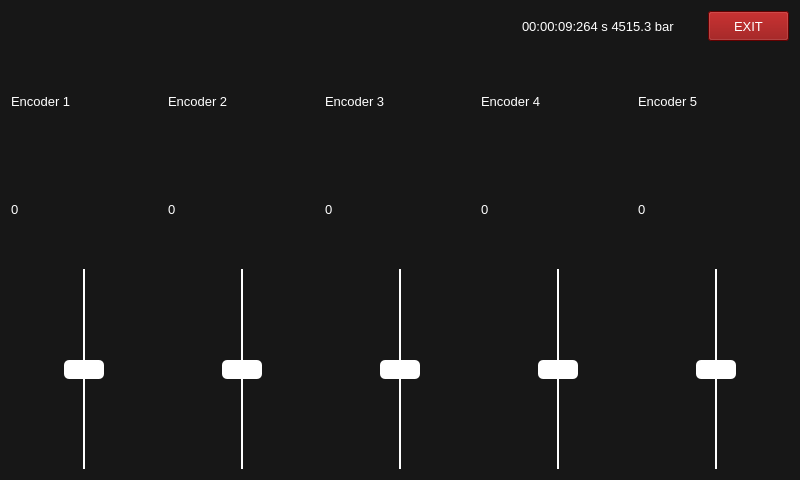
The window that src/ui/mainwindow.ui (MrFrangipane/frangitron-raspberry) describes before a commit, drawn with Qt 5.
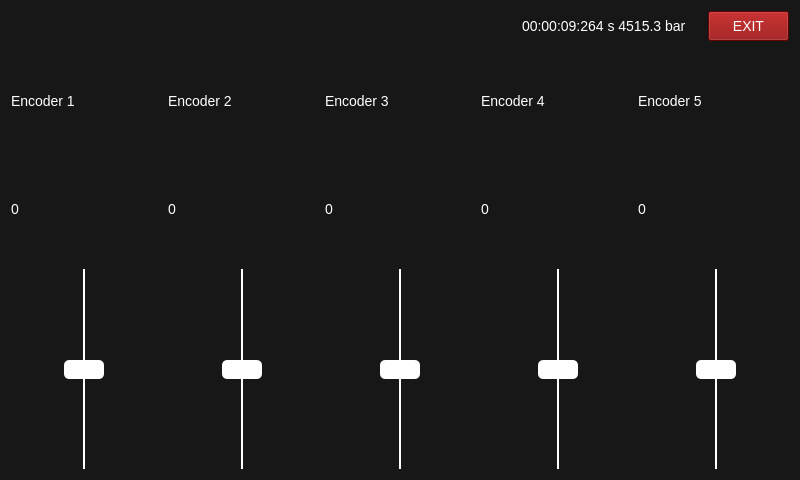
The same window after the commit. Custom widgets are drawn as their Qt base class.

Patch:
```diff
--- a/src/ui/mainwindow.ui
+++ b/src/ui/mainwindow.ui
@@ -15,7 +15,7 @@
   </property>
   <property name="styleSheet">
    <string notr="true">* {
-	font-size: 13px;
+	font-size: 14px;
 }
 
 QWidget {
```
